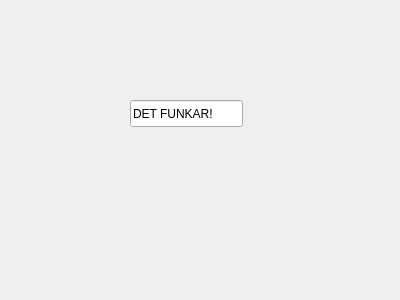
Before: the Qt Designer form client/gamewidget.ui in erikdac/Multi-language-game, drawn with Qt 5.
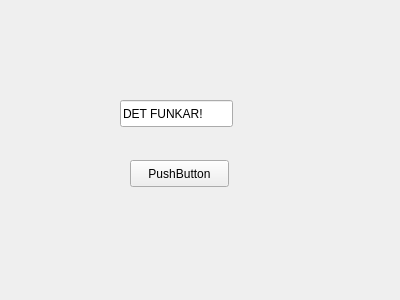
After: the same form once the commit is applied.

Patch:
```diff
--- a/client/gamewidget.ui
+++ b/client/gamewidget.ui
@@ -16,7 +16,7 @@
   <widget class="QLineEdit" name="lineEdit">
    <property name="geometry">
     <rect>
-     <x>130</x>
+     <x>120</x>
      <y>100</y>
      <width>113</width>
      <height>27</height>
@@ -26,6 +26,19 @@
     <string>DET FUNKAR!</string>
    </property>
   </widget>
+  <widget class="QPushButton" name="pushButton">
+   <property name="geometry">
+    <rect>
+     <x>130</x>
+     <y>160</y>
+     <width>99</width>
+     <height>27</height>
+    </rect>
+   </property>
+   <property name="text">
+    <string>PushButton</string>
+   </property>
+  </widget>
  </widget>
  <resources/>
  <connections/>
```
